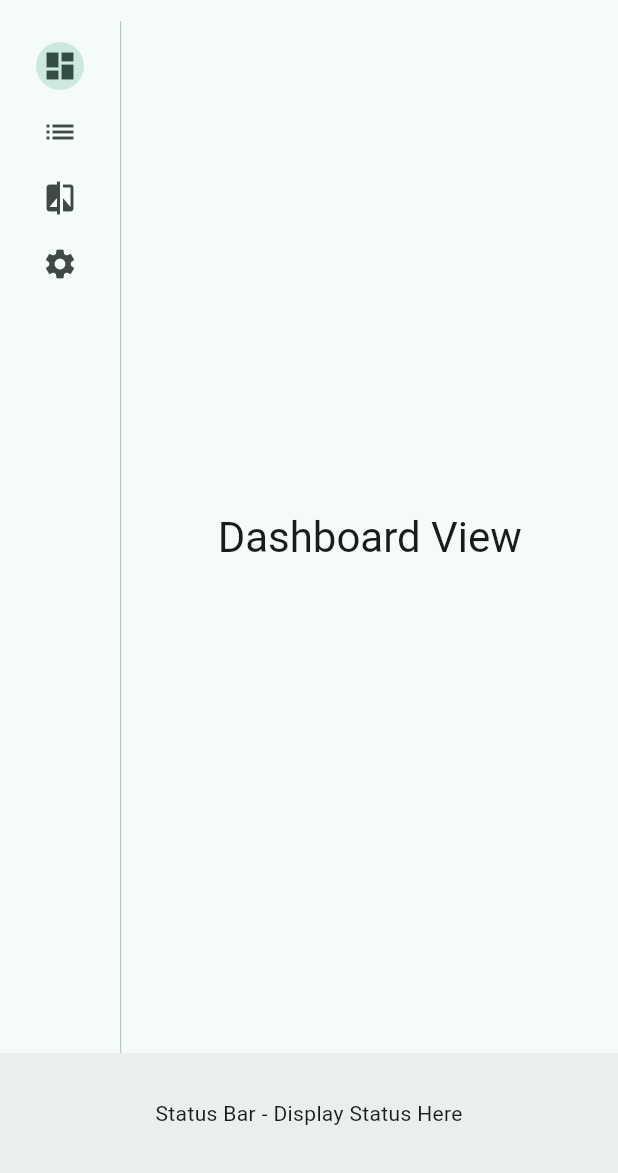
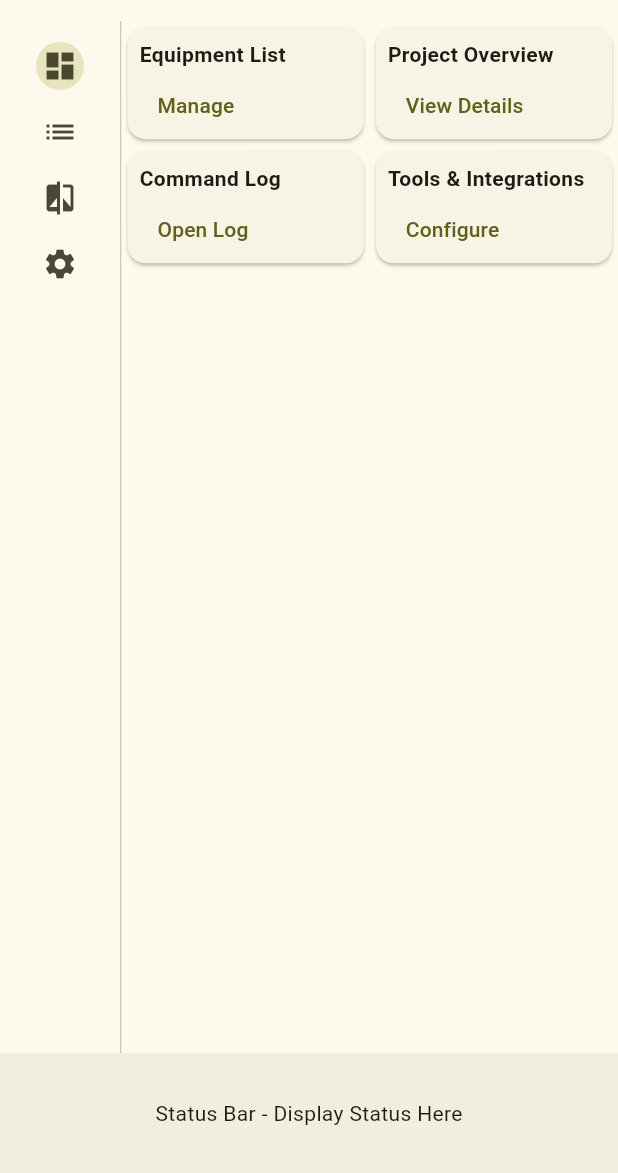
Before and after one commit to rgehrsitz/archon_flutter, a Flutter app: the screen it shows after launch, on a phone screen of 412 x 824 dp, the part 63-1236 px from its top. Run offline on Flutter 3.47's test engine with Material 3 defaults, Android fonts, the phone set to English and light mode, and no system bars.

Commit message:
Update color scheme and grid layout in main.dart and dashboard_view.dart

```diff
--- a/lib/main.dart
+++ b/lib/main.dart
@@ -18,7 +18,7 @@ class MyApp extends StatelessWidget {
       debugShowCheckedModeBanner: false,
       title: 'Archon',
       theme: ThemeData(
-        colorScheme: ColorScheme.fromSeed(seedColor: Colors.tealAccent),
+        colorScheme: ColorScheme.fromSeed(seedColor: Colors.yellowAccent),
         useMaterial3: true,
       ),
       home: const MyHomePage(title: 'Archon Home Page'),
@@ -90,7 +90,7 @@ class _MyHomePageState extends State<MyHomePage> {
       ),
       bottomNavigationBar: const BottomAppBar(
         child: SizedBox(
-          height: 30.0, // Updated height to 30
+          height: 30.0,
           child: Center(
             child: Text('Status Bar - Display Status Here'),
           ),
--- a/lib/views/dashboard_view.dart
+++ b/lib/views/dashboard_view.dart
@@ -6,11 +6,75 @@ class DashboardView extends StatelessWidget {
   @override
   Widget build(BuildContext context) {
     return Scaffold(
-      body: Center(
-        child: Text('Dashboard View',
-            style: Theme.of(context).textTheme.headlineMedium),
+      body: GridView.count(
+        crossAxisCount: 2,
+        childAspectRatio: 2 / 1,
+        children: [
+          _buildPanel(
+            title: 'Equipment List',
+            content: 'List of all equipment...',
+            actionLabel: 'Manage',
+            onAction: () {
+              // Navigate to equipment management
+            },
+          ),
+          _buildPanel(
+            title: 'Project Overview',
+            content: 'Overview of the current project...',
+            actionLabel: 'View Details',
+            onAction: () {
+              // Navigate to project details
+            },
+          ),
+          _buildPanel(
+            title: 'Command Log',
+            content: 'Recent commands will appear here...',
+            actionLabel: 'Open Log',
+            onAction: () {
+              // Open command log
+            },
+          ),
+          _buildPanel(
+            title: 'Tools & Integrations',
+            content: 'Quick access tools...',
+            actionLabel: 'Configure',
+            onAction: () {
+              // Open tools/integrations settings
+            },
+          ),
+        ],
       ),
-      // Add more widgets and functionality as needed
+    );
+  }
+
+  Widget _buildPanel({
+    required String title,
+    required String content,
+    required String actionLabel,
+    required VoidCallback onAction,
+  }) {
+    return Card(
+      child: Padding(
+        padding: const EdgeInsets.all(8.0),
+        child: Column(
+          crossAxisAlignment: CrossAxisAlignment.start,
+          children: [
+            Text(
+              title,
+              style: const TextStyle(fontWeight: FontWeight.bold),
+            ),
+            Expanded(
+              child: Center(
+                child: Text(content),
+              ),
+            ),
+            TextButton(
+              onPressed: onAction,
+              child: Text(actionLabel),
+            ),
+          ],
+        ),
+      ),
     );
   }
 }
```
